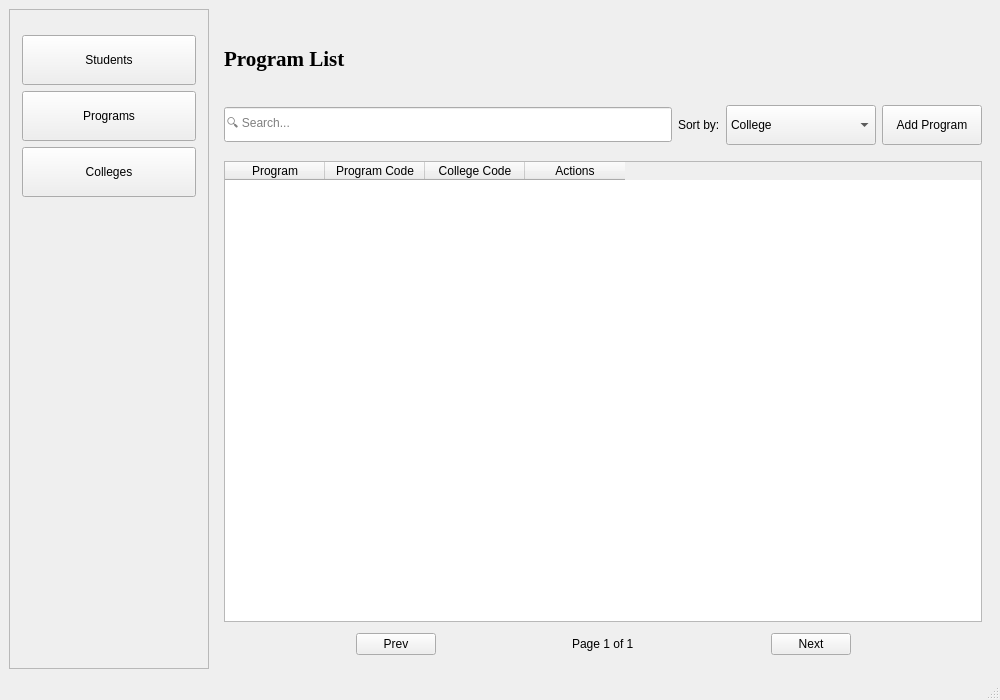
This is main_window.ui in Seaes24/Student-System-Management as Qt 5 draws it before an edit. The edited form follows.
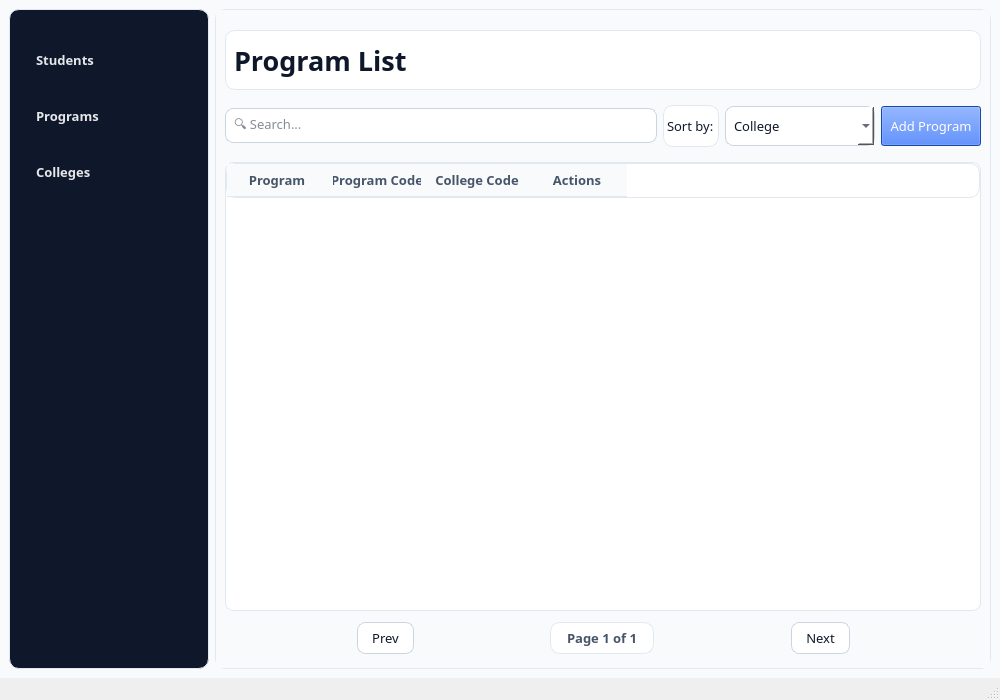
This is the edited form. The open tabs and pages were chosen to show the change.

```diff
--- a/main_window.ui
+++ b/main_window.ui
@@ -20,6 +20,68 @@
    <string>Student Management System</string>
   </property>
   <widget class="QWidget" name="centralwidget">
+   <property name="styleSheet">
+    <string notr="true">/* GLOBAL */
+QWidget {
+    background-color: #F8FAFC;
+    color: #0F172A;
+	font: Segoe UI, Arial;
+    font-size: 10pt;
+}
+
+/* HEADINGS */
+QLabel#headerColleges {
+    font-size: 20pt;
+    font-weight: 600;
+}
+
+/* HEADINGS */
+QLabel#headerStudents {
+    font-size: 20pt;
+    font-weight: 600;
+}
+
+/* HEADINGS */
+QLabel#headerPrograms {
+    font-size: 20pt;
+    font-weight: 600;
+}
+
+/* PANELS / CARDS */
+QFrame, QGroupBox {
+    background-color: #FFFFFF;
+    border: 1px solid #E2E8F0;
+    border-radius: 10px;
+}
+
+QLineEdit {
+    background-color: #FFFFFF;
+    border: 1px solid #CBD5E1;
+    border-radius: 8px;
+    padding: 6px;
+}
+
+QLineEdit:focus {
+    border: 1px solid #2563EB;
+}
+
+QComboBox {
+    background-color: white;
+    border: 1px solid #CBD5E1;
+    border-radius: 8px;
+    padding: 4px 8px;
+}
+
+QComboBox:focus {
+    border: 1px solid #2563EB;
+}
+
+QLabel#pageInfoLabelColleges {
+    color: #475569;
+    font-weight: 500;
+    padding: 4px 12px;
+}</string>
+   </property>
    <layout class="QHBoxLayout" name="horizontalLayout_2">
     <item>
      <widget class="QFrame" name="sidebarFrame">
@@ -29,6 +91,28 @@
         <height>300</height>
        </size>
       </property>
+      <property name="styleSheet">
+       <string notr="true">QFrame#sidebarFrame {
+    background-color: #0F172A;
+}
+
+QFrame#sidebarFrame QPushButton {
+    background-color: transparent;
+    color: #E5E7EB;
+    border: none;
+    padding: 10px;
+    text-align: left;
+    border-radius: 6px;
+}
+
+QFrame#sidebarFrame QPushButton:hover {
+    background-color: #334155;
+}
+
+QFrame#sidebarFrame QPushButton:checked {
+    background-color: #1E293B;
+}</string>
+      </property>
       <property name="frameShape">
        <enum>QFrame::Shape::StyledPanel</enum>
       </property>
@@ -59,6 +143,13 @@
            <height>50</height>
           </size>
          </property>
+         <property name="styleSheet">
+          <string notr="true">QPushButton {
+    border-radius: 8px;
+    padding: 6px 14px;
+    font-weight: 500;
+}</string>
+         </property>
          <property name="text">
           <string>Students</string>
          </property>
@@ -72,9 +163,19 @@
            <height>50</height>
           </size>
          </property>
+         <property name="styleSheet">
+          <string notr="true">QPushButton {
+    border-radius: 8px;
+    padding: 6px 14px;
+    font-weight: 500;
+}</string>
+         </property>
          <property name="text">
           <string>Programs</string>
          </property>
+         <property name="checkable">
+          <bool>true</bool>
+         </property>
         </widget>
        </item>
        <item>
@@ -85,9 +186,19 @@
            <height>50</height>
           </size>
          </property>
+         <property name="styleSheet">
+          <string notr="true">QPushButton {
+    border-radius: 8px;
+    padding: 6px 14px;
+    font-weight: 500;
+}</string>
+         </property>
          <property name="text">
           <string>Colleges</string>
          </property>
+         <property name="checkable">
+          <bool>true</bool>
+         </property>
         </widget>
        </item>
        <item>
@@ -428,9 +539,10 @@
             </property>
             <property name="font">
              <font>
-              <family>Times New Roman</family>
-              <pointsize>16</pointsize>
-              <bold>true</bold>
+              <family>UI</family>
+              <pointsize>20</pointsize>
+              <italic>false</italic>
+              <fontweight>DemiBold</fontweight>
              </font>
             </property>
             <property name="text">
@@ -507,6 +619,16 @@
                  <height>40</height>
                 </size>
                </property>
+               <property name="styleSheet">
+                <string notr="true">QPushButton#addProgramButton {
+    background-color: #2563EB;
+    color: white;
+}
+
+QPushButton#addProgramButton:hover {
+    background-color: #1D4ED8;
+}</string>
+               </property>
                <property name="text">
                 <string>Add Program</string>
                </property>
@@ -517,6 +639,29 @@
           </item>
           <item>
            <widget class="QTableWidget" name="dataTablePrograms">
+            <property name="styleSheet">
+             <string notr="true">QTableWidget {
+    background-color: white;
+    alternate-background-color: #FAFAFA;
+    gridline-color: #E2E8F0;
+    border: 1px solid #E2E8F0;
+    border-radius: 8px;
+}
+
+QHeaderView::section {
+    background-color: #F8FAFC;
+    color: #475569;
+    padding: 6px;
+    border: none;
+    border-bottom: 1px solid #E2E8F0;
+    font-weight: 600;
+}
+
+QTableWidget::item:selected {
+    background-color: #DBEAFE;
+    color: #0F172A;
+}</string>
+            </property>
             <property name="alternatingRowColors">
              <bool>true</bool>
             </property>
@@ -580,6 +725,27 @@
             </item>
             <item>
              <widget class="QPushButton" name="prevButtonPrograms">
+              <property name="styleSheet">
+               <string notr="true">QPushButton {
+    background-color: white;
+    border: 1px solid #CBD5E1;
+    padding: 6px 14px;
+    border-radius: 8px;
+    color: #0F172A;
+}
+
+QPushButton:hover,
+QPushButton:hover {
+    background-color: #F1F5F9;
+}
+
+QPushButton:disabled,
+QPushButton:disabled {
+    background-color: #F8FAFC;
+    color: #94A3B8;
+    border: 1px solid #E2E8F0;
+}</string>
+              </property>
               <property name="text">
                <string>Prev</string>
               </property>
@@ -600,6 +766,13 @@
             </item>
             <item>
              <widget class="QLabel" name="pageInfoLabelPrograms">
+              <property name="styleSheet">
+               <string notr="true">QLabel {
+    color: #475569;
+    font-weight: 500;
+    padding: 4px 12px;
+}</string>
+              </property>
               <property name="text">
                <string>Page 1 of 1</string>
               </property>
@@ -620,6 +793,27 @@
             </item>
             <item>
              <widget class="QPushButton" name="nextButtonPrograms">
+              <property name="styleSheet">
+               <string notr="true">QPushButton {
+    background-color: white;
+    border: 1px solid #CBD5E1;
+    padding: 6px 14px;
+    border-radius: 8px;
+    color: #0F172A;
+}
+
+QPushButton:hover,
+QPushButton:hover {
+    background-color: #F1F5F9;
+}
+
+QPushButton:disabled,
+QPushButton:disabled {
+    background-color: #F8FAFC;
+    color: #94A3B8;
+    border: 1px solid #E2E8F0;
+}</string>
+              </property>
               <property name="text">
                <string>Next</string>
               </property>
```
Left out of the diff: 180 changed lines with no effect on the pictures.
